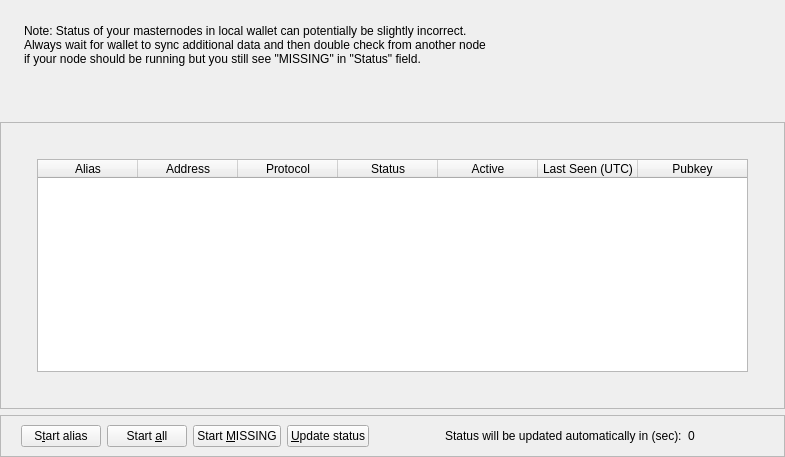
Above: src/qt/forms/masternodelist.ui from WorldExchange/DWE before the change. Below: the same form after it.
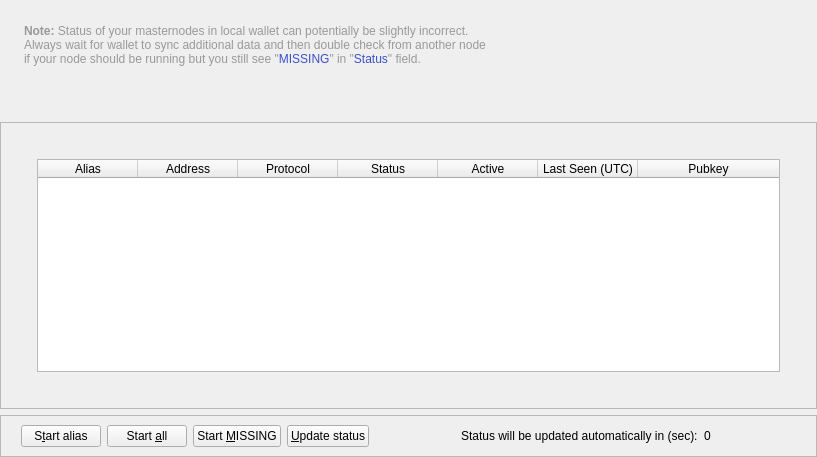
That is the form after the change.

Commit message: Masternode page style

```diff
--- a/src/qt/forms/masternodelist.ui
+++ b/src/qt/forms/masternodelist.ui
@@ -6,7 +6,7 @@
    <rect>
     <x>0</x>
     <y>0</y>
-    <width>785</width>
+    <width>817</width>
     <height>457</height>
    </rect>
   </property>
@@ -50,7 +50,7 @@
          <item>
           <widget class="QLabel" name="updateNote">
            <property name="text">
-            <string>Note: Status of your masternodes in local wallet can potentially be slightly incorrect.&lt;br /&gt;Always wait for wallet to sync additional data and then double check from another node&lt;br /&gt;if your node should be running but you still see &quot;MISSING&quot; in &quot;Status&quot; field.</string>
+            <string>&lt;span style=&quot;color: #999;&quot;&gt;&lt;b&gt;Note:&lt;/b&gt; Status of your masternodes in local wallet can potentially be slightly incorrect.&lt;br /&gt;Always wait for wallet to sync additional data and then double check from another node&lt;br /&gt;if your node should be running but you still see &quot;&lt;span style=&quot;color: #3b50c7&quot;&gt;MISSING&lt;/span&gt;&quot; in &quot;&lt;span style=&quot;color: #3b50c7&quot;&gt;Status&lt;/span&gt;&quot; field.&lt;/span&gt;</string>
            </property>
           </widget>
          </item>
@@ -259,6 +259,9 @@
             </item>
             <item>
              <widget class="QLabel" name="secondsLabel">
+              <property name="autoFillBackground">
+               <bool>false</bool>
+              </property>
               <property name="text">
                <string>0</string>
               </property>
```
The commit also changes 3 other files.
